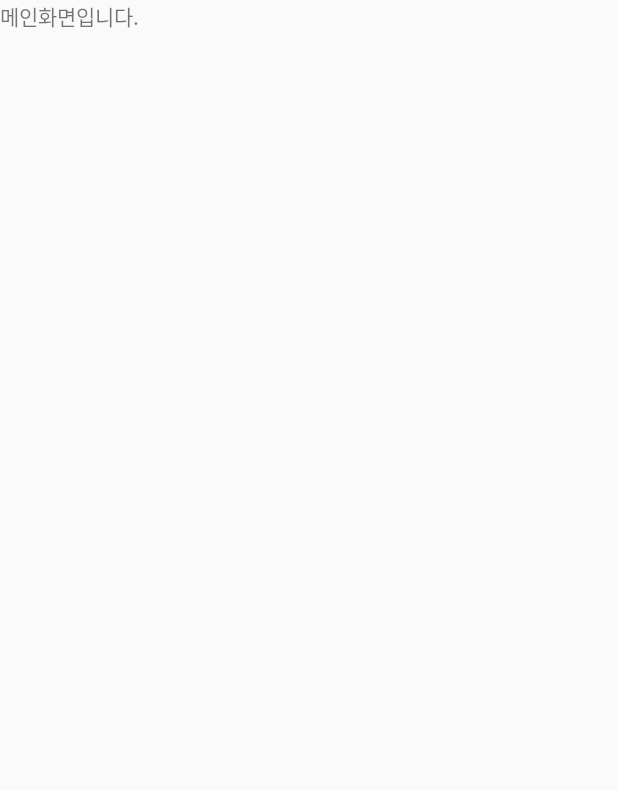
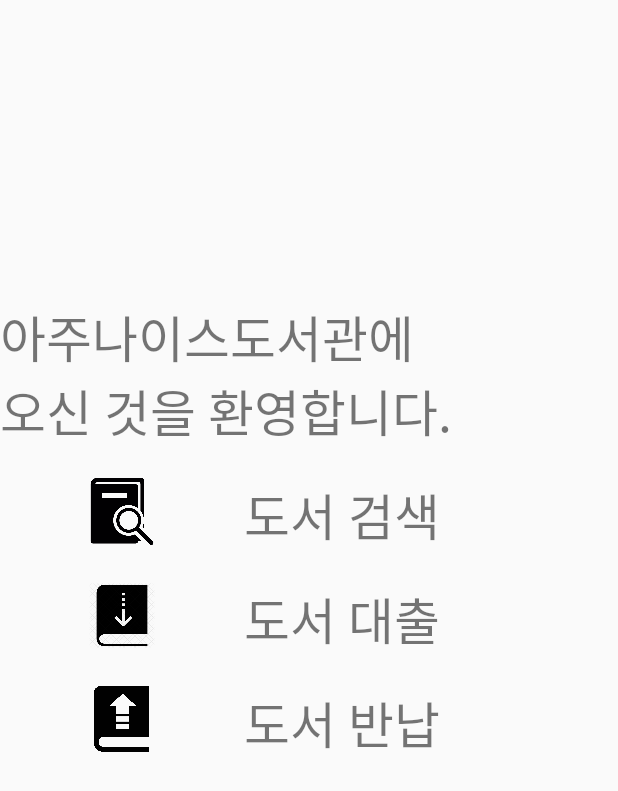
Before and after one commit to jamleekim/AjouNiceLibrary, an Android app: the MainActivity screen opened directly, with no data from a screen before it, on a phone screen of 412 x 824 dp. Before the commit the part shown is almost empty. Shown: the top 791 px of the screen. Run offline under Robolectric (Android 15) with nearby library versions, the phone set to English and light mode, and no system bars.

Commit message:
app 아이콘 수정

```diff
--- a/app/src/main/java/com/example/slam6/ajounicelibrary/MainActivity.java
+++ b/app/src/main/java/com/example/slam6/ajounicelibrary/MainActivity.java
@@ -1,7 +1,10 @@
 package com.example.slam6.ajounicelibrary;
 
+import android.content.Intent;
 import android.support.v7.app.AppCompatActivity;
 import android.os.Bundle;
+import android.view.View;
+import android.widget.TextView;
 
 public class MainActivity extends AppCompatActivity {
 
@@ -9,5 +12,22 @@ public class MainActivity extends AppCompatActivity {
     protected void onCreate(Bundle savedInstanceState) {
         super.onCreate(savedInstanceState);
         setContentView(R.layout.activity_main);
+        TextView borrowtextview = (TextView)findViewById(R.id.borrowtextview); //로그인버튼id가져오기
+        borrowtextview.setOnClickListener(new View.OnClickListener() {
+            @Override
+            public void onClick(View view) {
+                Intent intent = new Intent( getApplicationContext(), BorrowActivity.class);
+                startActivity(intent); // 메인 화면으로 넘어간다
+            }
+        });
+        TextView returnbooktextview = (TextView)findViewById(R.id.returnbooktextview); //로그인버튼id가져오기
+        returnbooktextview.setOnClickListener(new View.OnClickListener() {
+            @Override
+            public void onClick(View view) {
+                Intent intent = new Intent( getApplicationContext(), ReturnbookActivity.class);
+                startActivity(intent); // 메인 화면으로 넘어간다
+            }
+        });
+
     }
 }
--- a/app/src/main/java/com/example/slam6/ajounicelibrary/SplashActivity.java
+++ b/app/src/main/java/com/example/slam6/ajounicelibrary/SplashActivity.java
@@ -8,7 +8,7 @@ import android.os.Bundle;
 public class SplashActivity extends AppCompatActivity {
 
     /** 로딩 화면이 떠있는 시간(밀리초단위)  **/
-    private final int SPLASH_DISPLAY_LENGTH = 2000;
+    private final int SPLASH_DISPLAY_LENGTH = 500;
 
     /** 처음 액티비티가 생성될때 불려진다. */
     @Override
--- a/app/src/main/res/layout/activity_main.xml
+++ b/app/src/main/res/layout/activity_main.xml
@@ -1,16 +1,98 @@
 <?xml version="1.0" encoding="utf-8"?>
-<android.support.constraint.ConstraintLayout xmlns:android="http://schemas.android.com/apk/res/android"
+<LinearLayout xmlns:android="http://schemas.android.com/apk/res/android"
     xmlns:app="http://schemas.android.com/apk/res-auto"
     xmlns:tools="http://schemas.android.com/tools"
     android:layout_width="match_parent"
     android:layout_height="match_parent"
     tools:context=".MainActivity">
 
-    <TextView
-        android:id="@+id/textView"
-        android:layout_width="wrap_content"
+
+
+    <LinearLayout
+        android:layout_width="match_parent"
         android:layout_height="wrap_content"
-        android:text="메인화면입니다."
-        tools:layout_editor_absoluteX="145dp"
-        tools:layout_editor_absoluteY="274dp" />
-</android.support.constraint.ConstraintLayout>
+        android:layout_marginTop="200dp"
+        android:orientation="vertical">
+
+        <TextView
+            android:id="@+id/textView14"
+            android:layout_width="match_parent"
+            android:layout_height="wrap_content"
+            android:text="아주나이스도서관에 \n오신 것을 환영합니다."
+            android:layout_gravity="center"
+            android:textSize="15pt" />
+
+        <LinearLayout
+            android:layout_width="match_parent"
+            android:layout_height="wrap_content"
+            android:orientation="horizontal"
+            android:layout_marginTop="20dp">
+
+            <ImageView
+                android:id="@+id/imageView4"
+                android:layout_width="20pt"
+                android:layout_height="20pt"
+                android:layout_weight="1"
+                app:srcCompat="@drawable/searchicon" />
+
+            <TextView
+                android:id="@+id/textView10"
+                android:layout_width="wrap_content"
+                android:layout_height="wrap_content"
+                android:layout_weight="1"
+                android:gravity="start"
+                android:text="도서 검색"
+                android:layout_marginBottom="20dp"
+                android:textSize="15pt" />
+
+        </LinearLayout>
+
+        <LinearLayout
+            android:layout_width="match_parent"
+            android:layout_height="wrap_content"
+            android:orientation="horizontal">
+
+            <ImageView
+                android:id="@+id/imageView"
+                android:layout_width="20pt"
+                android:layout_height="20pt"
+                android:layout_weight="1"
+                app:srcCompat="@drawable/borrowicon" />
+
+            <TextView
+                android:id="@+id/borrowtextview"
+                android:layout_width="wrap_content"
+                android:layout_height="wrap_content"
+                android:layout_marginBottom="20dp"
+                android:layout_weight="1"
+                android:gravity="start"
+                android:text="도서 대출"
+                android:textSize="15pt" />
+
+        </LinearLayout>
+
+        <LinearLayout
+            android:layout_width="match_parent"
+            android:layout_height="wrap_content"
+            android:orientation="horizontal">
+
+            <ImageView
+                android:id="@+id/imageView3"
+                android:layout_width="20pt"
+                android:layout_height="20pt"
+                android:layout_weight="1"
+                app:srcCompat="@drawable/returnbookicon" />
+
+            <TextView
+                android:id="@+id/returnbooktextview"
+                android:layout_width="wrap_content"
+                android:layout_height="wrap_content"
+                android:layout_marginBottom="20dp"
+                android:layout_weight="1"
+                android:gravity="start"
+                android:text="도서 반납"
+                android:textSize="15pt" />
+
+        </LinearLayout>
+    </LinearLayout>
+</LinearLayout>
```
Also changed, not shown: app/src/main/AndroidManifest.xml (+5 -2 lines), app/src/main/java/com/example/slam6/ajounicelibrary/BorrowActivity.java (added, +13 -0 lines), app/src/main/java/com/example/slam6/ajounicelibrary/ReturnbookActivity.java (added, +13 -0 lines), app/src/main/res/layout/activity_borrow.xml (added, +17 -0 lines), app/src/main/res/layout/activity_returnbook.xml (added, +16 -0 lines), app/src/main/res/drawable/borrowicon.png (added), app/src/main/res/drawable/returnbookicon.png (added), app/src/main/res/drawable/searchicon.png (added).
